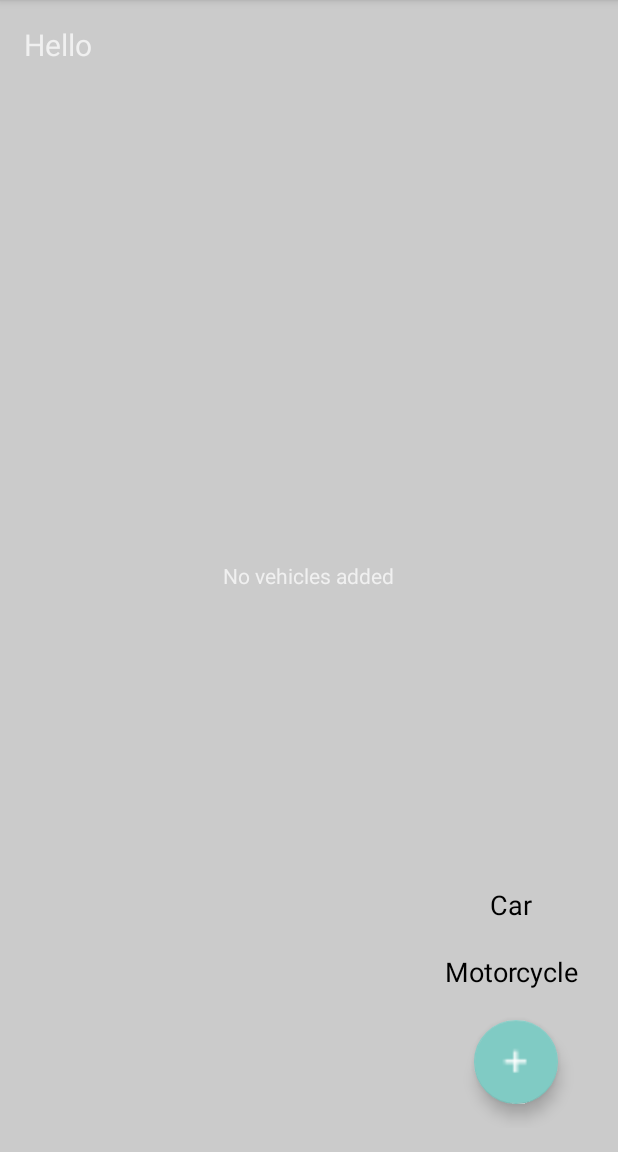
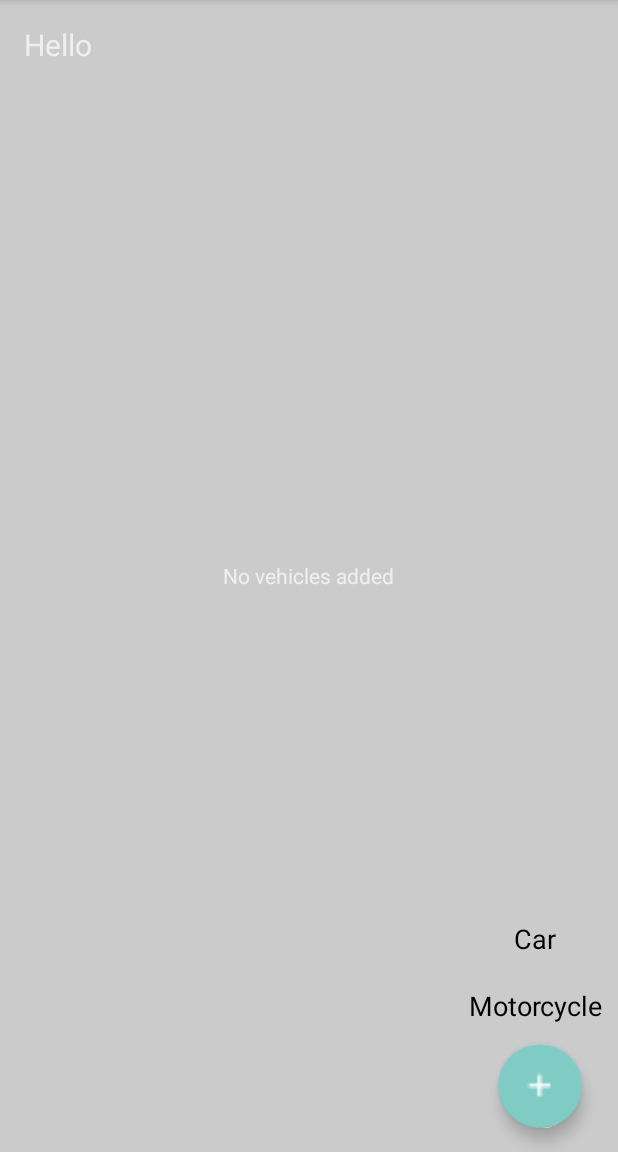
Before and after one commit to DraganovMartin/Car-Calendar, an Android app: the GarageActivity screen opened directly, with no data from a screen before it, after a tap on an icon or button, on a phone screen of 412 x 824 dp, the part 84-1236 px from its top. Run offline under Robolectric (Android 15) with nearby library versions, the phone set to English and light mode, and no system bars; 4 statements that could not run were skipped.

Commit message:
Polished the code for the FAB and FAB menu

```diff
--- a/app/src/main/java/com/carcalendar/dmdev/carcalendar/GarageActivity.java
+++ b/app/src/main/java/com/carcalendar/dmdev/carcalendar/GarageActivity.java
@@ -25,7 +25,6 @@ import com.carcalendar.dmdev.carcalendar.recycle.VehicleAdapter;
 import com.carcalendar.dmdev.carcalendar.recycle.VehicleViewHolder;
 
 import model.UserManager;
-import model.Vehicle.Vehicle;
 import model.storage.StorageManager;
 
 public class GarageActivity extends AppCompatActivity implements VehicleViewHolder.OnRecyclerViewItemLongPressListener {
@@ -40,6 +39,7 @@ public class GarageActivity extends AppCompatActivity implements VehicleViewHold
     private TextView noVehicles;
     private ListView fabMenu;
     private RelativeLayout garageContainer;
+    private LinearLayout fabMenuContainer;
     private LinearLayout helloLayout;
     private VehicleAdapter vAdapter;
     private boolean doubleBackToExitPressedOnce;
@@ -61,7 +61,8 @@ public class GarageActivity extends AppCompatActivity implements VehicleViewHold
         super.onCreate(savedInstanceState);
         setContentView(R.layout.activity_garage);
 
-        garageContainer = (RelativeLayout) findViewById(R.id.activity_garage);
+        fabMenuContainer = (LinearLayout) findViewById(R.id.fab_menu_container);
+        garageContainer = (RelativeLayout) findViewById(R.id.garageContainer);
         helloLayout = (LinearLayout) findViewById(R.id.HelloLayout);
 
         usernameTV = (TextView) findViewById(R.id.Username);
@@ -154,17 +155,13 @@ public class GarageActivity extends AppCompatActivity implements VehicleViewHold
     }
 
     private void doBackgroundDefocus(){
-        garageContainer.setBackgroundColor(0xBFFFFFFF);
-        vAdapter.setItemDefocus(true);
-        vehicleList.setLayoutFrozen(true);
-        helloLayout.setClickable(false);
+        fabMenuContainer.bringToFront();
+        fabMenuContainer.setBackgroundColor(0xBFFFFFFF);
     }
 
     private void undoBackgroundDefocus(){
-        garageContainer.setBackgroundColor(0x00000000);
-        vAdapter.setItemDefocus(false);
-        vehicleList.setLayoutFrozen(false);
-        helloLayout.setClickable(true);
+        garageContainer.bringToFront();
+        fabMenuContainer.setBackgroundColor(0x00000000);
     }
 
     private void showFabMenu(){
--- a/app/src/main/java/com/carcalendar/dmdev/carcalendar/recycle/VehicleAdapter.java
+++ b/app/src/main/java/com/carcalendar/dmdev/carcalendar/recycle/VehicleAdapter.java
@@ -17,7 +17,6 @@ import model.Vehicle.Vehicle;
 public class VehicleAdapter extends RecyclerView.Adapter<VehicleViewHolder> {
 
     private List<Vehicle> vehicleList;
-    private boolean defocused = false;
     private final UserManager userManager = UserManager.getInstance();
     private VehicleViewHolder.OnRecyclerViewItemLongPressListener lPressListener;
 
@@ -38,19 +37,8 @@ public class VehicleAdapter extends RecyclerView.Adapter<VehicleViewHolder> {
 
     @Override
     public void onBindViewHolder(VehicleViewHolder holder, int position) {
-        View itemView = holder.itemView;
 
-        // TODO : We need to find a way to defocus items outside onBindViewHolder
-        // Defocus Recycler view's items
-        if (defocused){
-            itemView.setBackgroundColor(0xBFFFFFFF);
-            itemView.setClickable(false);
-            itemView.setLongClickable(false);
-        }else{
-            itemView.setBackgroundColor(0xFF424242);
-            itemView.setClickable(true);
-            itemView.setLongClickable(true);
-        }
+        //TODO Resolved: We need to find a way to defocus items outside onBindViewHolder
 
         // set data from a vehicle object
 
@@ -86,18 +74,6 @@ public class VehicleAdapter extends RecyclerView.Adapter<VehicleViewHolder> {
     }
 
     /**
-     * Makes the items in the recycler view defocused.
-     * When the <code>defocused</code> parameter is se to true the items of the recycler view
-     * become un-clickable.
-     *
-     * @param defocused the flag that tells if the view should be defocused
-     */
-    public void setItemDefocus(boolean defocused){
-        this.defocused = defocused;
-        notifyDataSetChanged();
-    }
-
-    /**
      * Updates the recycler view with a new vehicle.
      *
      * The vehicle is also added to the current logged users's vehicle list
--- a/app/src/main/res/layout/activity_garage.xml
+++ b/app/src/main/res/layout/activity_garage.xml
@@ -1,18 +1,41 @@
 <?xml version="1.0" encoding="utf-8"?>
-<RelativeLayout xmlns:android="http://schemas.android.com/apk/res/android"
+<FrameLayout xmlns:android="http://schemas.android.com/apk/res/android"
     xmlns:app="http://schemas.android.com/apk/res-auto"
     xmlns:tools="http://schemas.android.com/tools"
-    android:id="@+id/activity_garage"
+    android:layout_width="match_parent"
+    android:layout_height="match_parent"
+    android:animateLayoutChanges="true"
+    tools:context="com.carcalendar.dmdev.carcalendar.GarageActivity">
+
+    <!--FAB menu -->
+    <!--By default it's behind the Vehicle and Recycler views-->
+    <LinearLayout android:id="@+id/fab_menu_container"
+        android:layout_width="match_parent"
+        android:layout_height="match_parent"
+        android:orientation="vertical"
+        android:gravity="bottom"
+        android:animateLayoutChanges="true"
+        android:onClick="restoreLayout">
+
+        <ListView
+            android:id="@+id/list_vehicle_types"
+            android:layout_width="@dimen/fab_menu_item_width"
+            android:layout_height="wrap_content"
+            android:layout_gravity="bottom|end"
+            android:layout_marginBottom="@dimen/fab_menu_margin_bottom"
+            android:divider="@null"
+            android:visibility="gone" />
+
+    </LinearLayout>
+
+    <!-- Vehicle and Recycler views -->
+    <RelativeLayout android:id="@+id/garageContainer"
         android:layout_width="match_parent"
         android:layout_height="match_parent"
         android:paddingBottom="@dimen/activity_vertical_margin"
         android:paddingLeft="@dimen/activity_horizontal_margin"
         android:paddingRight="@dimen/activity_horizontal_margin"
-    android:paddingTop="@dimen/activity_vertical_margin"
-    android:animateLayoutChanges="true"
-    android:onClick="restoreLayout"
-    tools:context="com.carcalendar.dmdev.carcalendar.GarageActivity">
-
+        android:paddingTop="@dimen/activity_vertical_margin">
         <TextView
             android:id="@+id/NoVehicles"
             android:layout_width="wrap_content"
@@ -55,13 +78,14 @@
 
         </LinearLayout>
 
+    </RelativeLayout>
+
+    <!--the FAB is always on top-->
     <android.support.design.widget.FloatingActionButton
         android:id="@+id/btn_add_vehicle"
         android:layout_width="wrap_content"
         android:layout_height="wrap_content"
-        android:layout_alignParentBottom="true"
-        android:layout_alignParentEnd="true"
-        android:layout_alignParentRight="true"
+        android:layout_gravity="bottom|end"
         android:layout_marginBottom="16dp"
         android:layout_marginEnd="@dimen/fab_margin"
         android:layout_marginRight="@dimen/fab_margin"
@@ -69,15 +93,4 @@
         android:src="@mipmap/add_white"
         app:fabSize="normal" />
 
-    <ListView
-        android:id="@+id/list_vehicle_types"
-        android:layout_width="@dimen/fab_menu_item_width"
-        android:layout_height="wrap_content"
-        android:layout_above="@id/btn_add_vehicle"
-        android:layout_alignParentEnd="true"
-        android:layout_alignParentRight="true"
-        android:layout_marginBottom="@dimen/fab_menu_margin_bottom"
-        android:divider="@null"
-        android:visibility="gone"></ListView>
-
-</RelativeLayout>
+</FrameLayout>
--- a/app/src/main/res/values/dimens.xml
+++ b/app/src/main/res/values/dimens.xml
@@ -8,7 +8,7 @@
     <dimen name="vehicle_icon_size">75dp</dimen>
     <dimen name="greeting_text_size">20sp</dimen>
     <dimen name="fab_menu_item_width">110dp</dimen>
-    <dimen name="fab_menu_margin_bottom">10dp</dimen>
+    <dimen name="fab_menu_margin_bottom">75dp</dimen>
     <dimen name="fab_margin">24dp</dimen>
 
 </resources>
```
Lines whose indentation alone changed are shown as unchanged.
